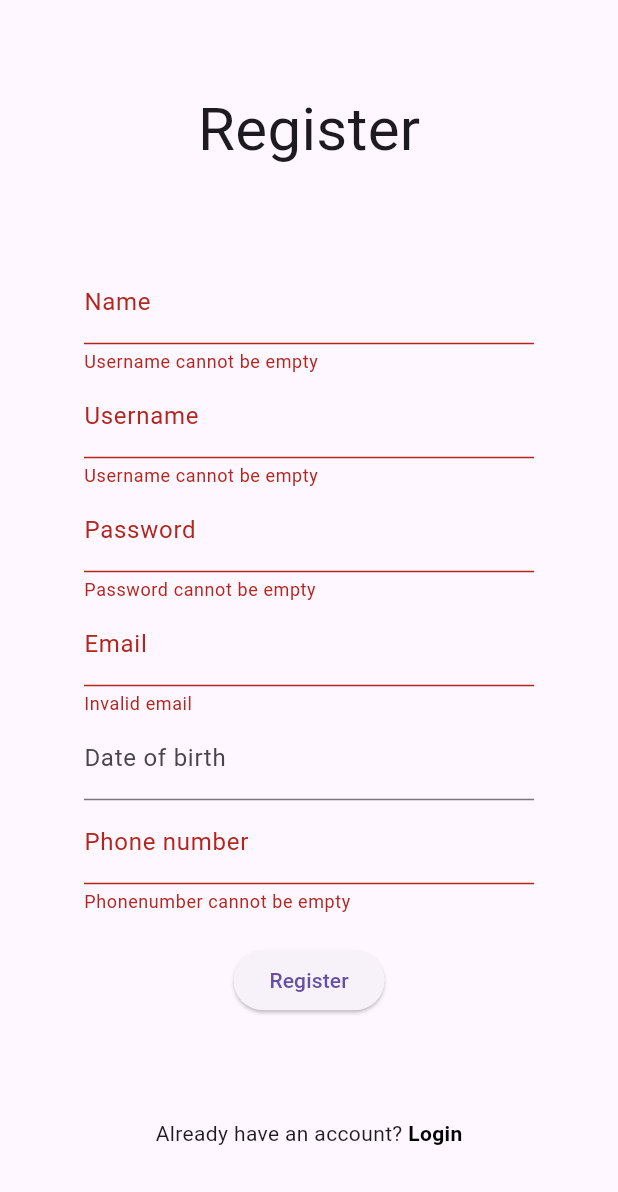
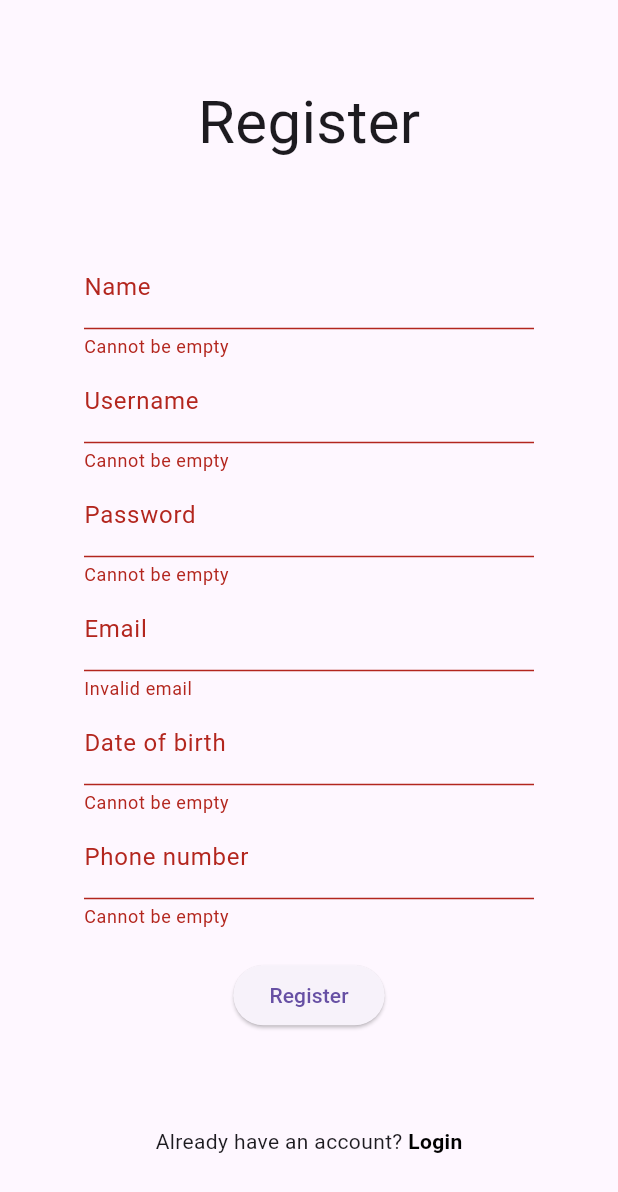
Before and after one commit to HuyyCP/OnlineForum_FE, a Flutter app: the RegisterPage screen opened by its route, after a tap on "Register", on a phone screen of 412 x 824 dp. Shown: the top 1192 px of the screen. Run offline on Flutter 3.47's test engine with Material 3 defaults, Android fonts, the phone set to English and light mode, and no system bars; our stand-ins replace email_validator, shared_preferences; accounts and stored records are empty; network calls fail.

Commit message:
add post + fix validate

```diff
--- a/lib/api_services/account_api_service.dart
+++ b/lib/api_services/account_api_service.dart
@@ -104,11 +104,7 @@ class AccountAPIService {
             "password": password
           }
         );
-        if(response.statusCode == 200) {
-          return true;
-        } else {
-          return false;
-        }
+        return response.statusCode == 200;
       } catch (err) {
         return false;
       }
--- a/lib/api_services/comment_api_service.dart
+++ b/lib/api_services/comment_api_service.dart
@@ -20,11 +20,7 @@ class CommentAPIService {
           "idpost": idpost
         }
       );
-      if(response.statusCode == 200) {
-        return true;
-      } else {
-        return false;
-      }
+      return response.statusCode == 200;
     } catch (err) {
       return false;
     }
--- a/lib/api_services/user_api_service.dart
+++ b/lib/api_services/user_api_service.dart
@@ -52,10 +52,7 @@ class UserAPIService {
           "phonenumber": phonenumber
         }
       );
-      if (response.statusCode == 200) {
-
-      }
-      return true;
+      return response.statusCode == 200;
     } catch (err) {
       return false;
     }
--- a/lib/helpers/validators.dart
+++ b/lib/helpers/validators.dart
@@ -1,33 +1,19 @@
 import 'package:email_validator/email_validator.dart';
-
-String? validateName(String? value) {
-  if(value == null || value.isEmpty) {
-    return "Username cannot be empty";
-  }
-  return null;
-}
-
-String? validateUsername(String? value) {
-  if(value == null || value.isEmpty) {
-    return "Username cannot be empty";
-  }
-  return null;
-}
-
-String? validatePassword(String? value) {
-  if(value == null || value.isEmpty) {
-    return "Password cannot be empty";
-  }
-  return null;
-}
 
 String? validateEmail(String? value) {
   return EmailValidator.validate(value ?? "") ? null : "Invalid email";
 }
 
-String? validatePhonenumber(String? value) {
-  if(value == null || value.isEmpty) {
-    return "Phonenumber cannot be empty";
+String? validateSelectionItem(dynamic value) {
+  if(value == null) {
+    return "Please select an option";
   }
   return null;
 }
+
+String? validateEmpty(String? value) {
+  if(value == null || value.isEmpty) {
+    return "Cannot be empty";
+  }
+  return null;
+}
--- /dev/null
+++ b/lib/routes/add_post_route.dart
@@ -0,0 +1,12 @@
+
+import 'package:flutter/material.dart';
+import 'package:onlineforum_fe/views/add_post_page.dart';
+
+
+class AddPostRoute {
+  static Widget Function(BuildContext) init(BuildContext context) {
+    return (context) {
+      return const AddPostPage();
+    };
+  }
+}
--- a/lib/routes/routes.dart
+++ b/lib/routes/routes.dart
@@ -1,5 +1,6 @@
 import 'package:flutter/material.dart';
 import 'package:onlineforum_fe/routes/account_route.dart';
+import 'package:onlineforum_fe/routes/add_post_route.dart';
 import 'package:onlineforum_fe/routes/change_password_route.dart';
 import 'package:onlineforum_fe/routes/home_route.dart';
 import 'package:onlineforum_fe/routes/login_route.dart';
@@ -21,6 +22,7 @@ class Routes {
       '/menu': MenuRoute.init(context),
       '/account-info': AccountRoute.init(context),
       '/change-password': ChangePasswordRoute.init(context),
+      '/add-post': AddPostRoute.init(context),
     };
     return _route;
   }
--- a/lib/views/account_page.dart
+++ b/lib/views/account_page.dart
@@ -46,7 +46,7 @@ class _AccountPageState extends State<AccountPage> {
                   child: Column(
                     children: [
                       TextFormField(
-                        validator: validateName,
+                        validator: validateEmpty,
                         controller: nameController,
                         decoration: const InputDecoration(
                           labelText: "Name",
@@ -64,6 +64,7 @@ class _AccountPageState extends State<AccountPage> {
                         children: [
                           Expanded(
                             child: TextFormField(
+                              validator: validateEmpty,
                               controller: dobController,
                               decoration: const InputDecoration(
                                 labelText: "Date of birth",
@@ -80,7 +81,7 @@ class _AccountPageState extends State<AccountPage> {
                         ],
                       ),
                       TextFormField(
-                        validator: validatePhonenumber,
+                        validator: validateEmpty,
                         controller: phonenumberController,
                         decoration: const InputDecoration(
                           labelText: "Phone number",
--- a/lib/views/home_page.dart
+++ b/lib/views/home_page.dart
@@ -1,6 +1,7 @@
 import 'package:flutter/material.dart';
 import 'package:onlineforum_fe/api_services/subject_api_service.dart';
 import 'package:onlineforum_fe/models/subject_model.dart';
+import 'package:onlineforum_fe/widget/add_post_btn.dart';
 import 'package:onlineforum_fe/widget/menu_btn.dart';
 import '../widget/subject_card.dart';
 
@@ -22,6 +23,7 @@ class _HomePageState extends State<HomePage> {
           MenuButton()
         ]
       ),
+      floatingActionButton: const AddPostButton(),
       body: SingleChildScrollView(
         child: Container(
           padding: const EdgeInsets.all(10),
--- a/lib/views/register_page.dart
+++ b/lib/views/register_page.dart
@@ -40,25 +40,27 @@ class _RegisterPageState extends State<RegisterPage> {
               ),
               Form(
                 key: _formKey,
-                autovalidateMode: AutovalidateMode.onUserInteraction,
                 child: Column(
                   children: [
                     TextFormField(
-                      validator: validateName,
+                      autovalidateMode: AutovalidateMode.onUserInteraction,
+                      validator: validateEmpty,
                       controller: nameController,
                       decoration: const InputDecoration(
                         labelText: "Name",
                       ),
                     ),
                     TextFormField(
-                      validator: validateUsername,
+                      autovalidateMode: AutovalidateMode.onUserInteraction,
+                      validator: validateEmpty,
                       controller: usernameController,
                       decoration: const InputDecoration(
                         labelText: "Username",
                       ),
                     ),
                     TextFormField(
-                      validator: validatePassword,
+                      autovalidateMode: AutovalidateMode.onUserInteraction,
+                      validator: validateEmpty,
                       controller: passwordController,
                       obscureText: true,
                       decoration: const InputDecoration(
@@ -66,6 +68,7 @@ class _RegisterPageState extends State<RegisterPage> {
                       ),
                     ),
                     TextFormField(
+                      autovalidateMode: AutovalidateMode.onUserInteraction,
                       validator: validateEmail,
                       controller: emailController,
                       decoration: const InputDecoration(
@@ -77,6 +80,8 @@ class _RegisterPageState extends State<RegisterPage> {
                         children: [
                           Expanded(
                             child: TextFormField(
+                              autovalidateMode: AutovalidateMode.onUserInteraction,
+                              validator: validateEmpty,
                               controller: dobController,
                               decoration: const InputDecoration(
                                 labelText: "Date of birth",
@@ -93,7 +98,8 @@ class _RegisterPageState extends State<RegisterPage> {
                         ],
                       ),
                     TextFormField(
-                      validator: validatePhonenumber,
+                      autovalidateMode: AutovalidateMode.onUserInteraction,
+                      validator: validateEmpty,
                       controller: phonenumberController,
                       decoration: const InputDecoration(
                         labelText: "Phone number",
--- a/lib/views/subject_page.dart
+++ b/lib/views/subject_page.dart
@@ -1,5 +1,6 @@
 import 'package:flutter/material.dart';
 import 'package:onlineforum_fe/api_services/subsubject_api_service.dart';
+import 'package:onlineforum_fe/widget/add_post_btn.dart';
 import 'package:onlineforum_fe/widget/menu_btn.dart';
 import 'package:onlineforum_fe/widget/post_card.dart';
 
@@ -26,6 +27,7 @@ class _SubjectPageState extends State<SubjectPage> {
                 MenuButton()
               ]
             ),
+            floatingActionButton: const AddPostButton(),
             body: Expanded(
               child: SingleChildScrollView(
                 child: Container(
```
Also changed, not shown: lib/api_services/post_api_service.dart (+22 -0 lines), lib/views/add_post_page.dart (added, +151 -0 lines), lib/views/change_password_page.dart (+7 -3 lines), lib/views/login_page.dart (+4 -3 lines), lib/views/post_page.dart (+13 -7 lines), lib/widget/add_post_btn.dart (added, +27 -0 lines).
